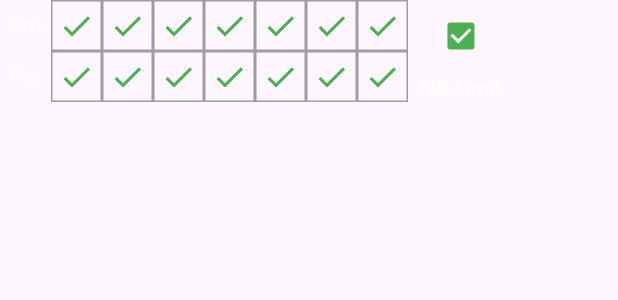
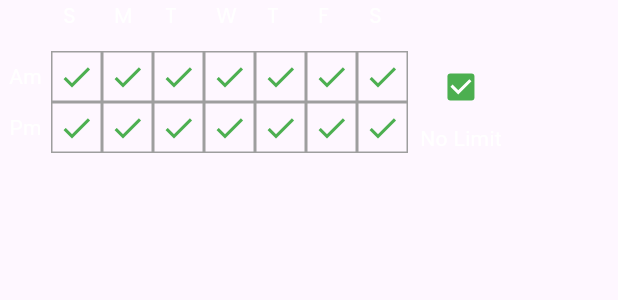
Before and after one commit to ashutosh15025/powerWhim, a Flutter app: the CheckboxGridWidget widget shown alone on an empty page, opened directly with empty values, on a phone screen of 412 x 824 dp. Shown: the top 300 px of the screen. Run offline on Flutter 3.47's test engine with Material 3 defaults, Android fonts, the phone set to English and light mode, and no system bars; our stand-ins replace bloc, dio, flutter_bloc, flutter_chat_bubble, flutter_native_splash, get_it and 3 more; missing offline and left inert: flutter_pin_code_fields, molten_navigationbar_flutter; generated files the repository leaves out were written again.

Commit message:
adding days in grid

```diff
--- a/lib/presentation/widget/custom/checkbox_grid_widget.dart
+++ b/lib/presentation/widget/custom/checkbox_grid_widget.dart
@@ -1,5 +1,6 @@
 import 'package:flutter/cupertino.dart';
 import 'package:flutter/material.dart';
+import 'package:google_fonts/google_fonts.dart';
 
 class CheckboxGridWidget extends StatefulWidget {
   const CheckboxGridWidget({super.key, required this.weekAvailability});
@@ -11,17 +12,45 @@ class CheckboxGridWidget extends StatefulWidget {
 }
 
 class _CheckboxGridWidgetState extends State<CheckboxGridWidget> {
-  List<bool> isSelected =
-      List.generate(16, (_) => true);
+  List<bool> isSelected = List.generate(16, (_) => true);
+
+  List<String> weekDays = ["","S", "M", "T", "W", "T", "F", "S"];
+
   List<bool> weeklyAvailability =
-  List.generate(14, (_) => true);// List to hold checkbox states
+      List.generate(14, (_) => true); // List to hold checkbox states
   bool checkedBox = true;
 
   @override
   Widget build(BuildContext context) {
     return Container(
       width: MediaQuery.of(context).size.width,
-      child: Row(
+      child: Column(
+        children: [
+          Row(
+            children: [
+              SizedBox(
+                  width: MediaQuery.of(context).size.width - 140,
+                  child: GridView.builder(
+                      shrinkWrap: true,
+                      physics: NeverScrollableScrollPhysics(),
+                      gridDelegate: SliverGridDelegateWithFixedCrossAxisCount(
+                        crossAxisCount: 8,
+                      ),
+                      itemCount: 8,
+                      itemBuilder: (BuildContext context, int index) {
+                        return Container(
+                          padding: EdgeInsets.fromLTRB(8, 0, 0, 0),
+                          child: Text(weekDays[index],
+                          style:GoogleFonts.poppins(
+                            textStyle: TextStyle(
+                              color: Colors.white,
+                            )
+                          ),),
+                        );
+                      }))
+            ],
+          ),
+          Row(
             mainAxisAlignment: MainAxisAlignment.start,
             crossAxisAlignment: CrossAxisAlignment.start,
             children: [
@@ -44,12 +73,15 @@ class _CheckboxGridWidgetState extends State<CheckboxGridWidget> {
                             onTap: () {
                               setState(() {
                                 print(index);
-                            checkedBox=false;
+                                checkedBox = false;
                                 isSelected[index] = !isSelected[index];
                                 if (index < 8)
-                              weeklyAvailability[index-1] = !isSelected[index];
+                                  weeklyAvailability[index - 1] =
+                                      !isSelected[index];
                                 else {
-                              weeklyAvailability[index-2] = !isSelected[index];;
+                                  weeklyAvailability[index - 2] =
+                                      !isSelected[index];
+                                  ;
                                 }
                                 widget.weekAvailability(weeklyAvailability);
                               });
@@ -90,8 +122,9 @@ class _CheckboxGridWidgetState extends State<CheckboxGridWidget> {
                         activeColor: Colors.green,
                         onChanged: (value) {
                           setState(() {
-                        if(value==true)
-                        isSelected = List<bool>.generate(isSelected.length, (index) => true);
+                            if (value == true)
+                              isSelected = List<bool>.generate(
+                                  isSelected.length, (index) => true);
                             checkedBox = value!;
                             widget.weekAvailability(weeklyAvailability);
                           });
@@ -105,6 +138,8 @@ class _CheckboxGridWidgetState extends State<CheckboxGridWidget> {
               )
             ],
           ),
+        ],
+      ),
     );
   }
 }
```
Lines whose indentation alone changed are shown as unchanged.
